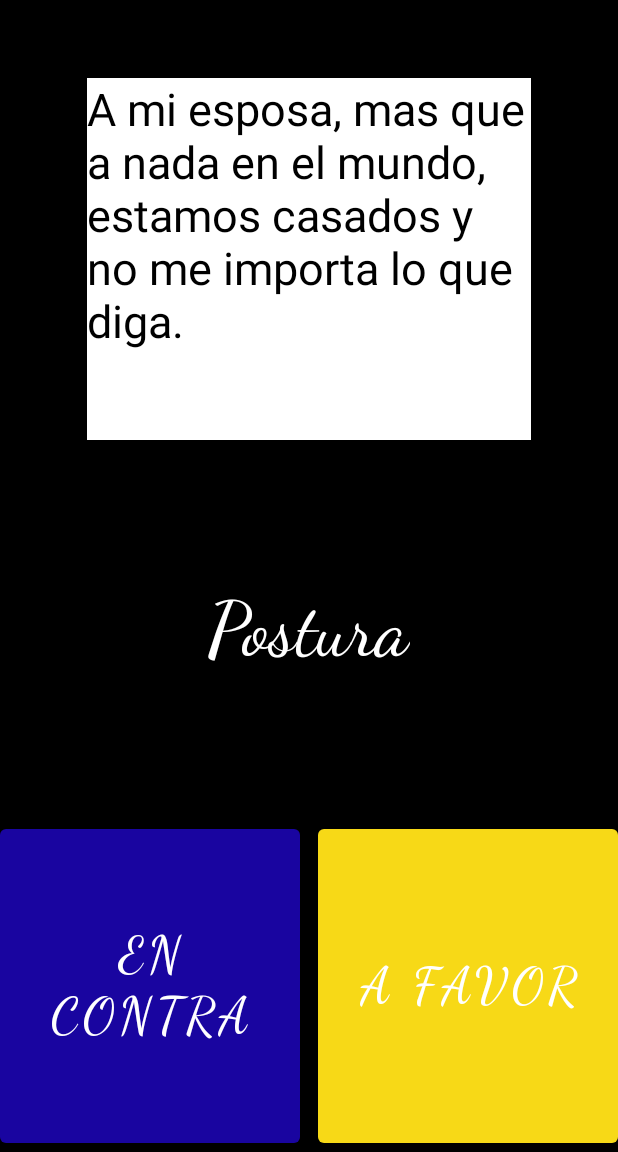
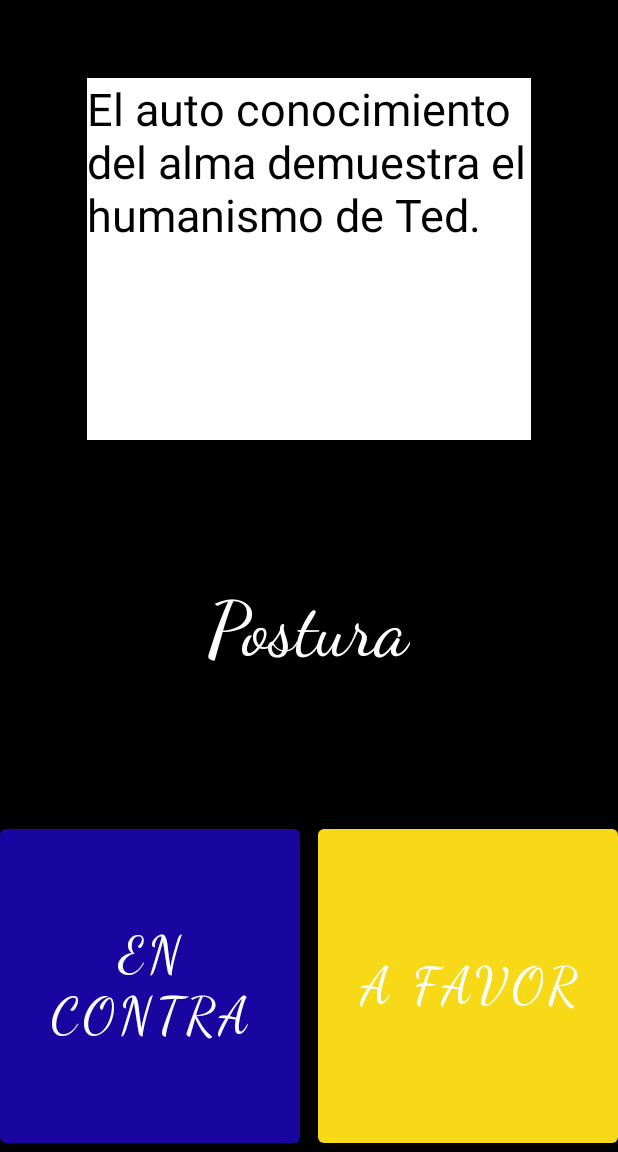
Before and after one commit to BernardoGZ/DebateOn, an Android app: the caso1_juicio screen opened directly, with no data from a screen before it, after a tap on "EN CONTRA", on a phone screen of 412 x 824 dp, the part 84-1236 px from its top. Run offline under Robolectric (Android 15) with nearby library versions, the phone set to English and light mode, and no system bars; Roboto replaces fonts that are not available here; 1 other tap on this screen came first.

Commit message:
Added new strings and Msg icons

```diff
--- a/DebateOn/app/src/main/res/values/strings.xml
+++ b/DebateOn/app/src/main/res/values/strings.xml
@@ -1,20 +1,20 @@
 <resources>
     <string name="app_name">DebateOn</string>
     <string name="main_title">DEBATE ON\n</string>
-    <string name="respuesta_ted_favor_0_0">Ted es un objeto ya que se compro, en una tienda y fue fabricado por una marca reconocida</string>
-    <string name="respuesta_ted_favor_1_0">Ted fue comprado en una tienda, tuvo un precio y fue fabricado en una valga la redundancia, una fabrica por lo que no es un ser, es un objeto.</string>
-    <string name="respuesta_ted_favor_1_1">Tiene puntos que lo podrian llegar a categorizar como un ser humano, pero no lo es del todo por lo que no puede considerarse como uno.</string>
-    <string name="respuesta_ted_favor_2_0">No puedes ir a una tienda y fabricar a un humano, los humanos tienen derechos, los animales tambien, ted es un objeto por lo que no los tiene</string>
-    <string name="respuesta_ted_favor_2_1">El darle el titulo de humano considero que es inadecuado y fuera de la realidad.</string>
-    <string name="respuesta_ted_favor_2_2">El pagar impuestos es porque compra cosas que las tiene, no por eso puedes determinar que es un humano o darle los mismos derechos que a un humano.</string>
-    <string name="respuesta_ted_favor_2_3">El ser humano es un proceso, no creo que sea una optativa por lo que ted no merece que su matrimonio sea valido.</string>
-    <string name="respuesta_ted_contra_0_0">Ted es una persona ya que cuenta con, sentimientos y conocimiento de su propia existencia </string>
-    <string name="respuesta_ted_contra_1_0">Ted es mio ya que lo compraron mis padres, pero eso no me da el derecho a decidir ya que el ya tiene conciencia propia</string>
-    <string name="respuesta_ted_contra_1_1">Es mas persona que mucha gente quien es steven tyler, es una especie de moutro con cirugia plastica.</string>
-    <string name="respuesta_ted_contra_2_0">En verdad espero que a tus hijos les de gripe aviar </string>
-    <string name="respuesta_ted_contra_2_1">A nadie le caes bien… perdon.</string>
-    <string name="respuesta_ted_contra_2_2">A mi esposa, mas que a nada en el mundo, estamos casados y no me importa lo que diga.</string>
-    <string name="respuesta_ted_contra_2_3">Debe sentirse raro por tener un muñeco aquí en el estrado sin que un niño señale donde lo toco su tio?, jajaja … no?, en fin si soy capaz.</string>
+    <string name="respuesta_ted_favor_0_0">Ted es un peluche. Es un objeto y fue comprado.</string>
+    <string name="respuesta_ted_favor_1_0">Ted está hecho de esponja.</string>
+    <string name="respuesta_ted_favor_1_1">Ted no puede morir. No sigue un ciclo de nacimiento – muerte humano.</string>
+    <string name="respuesta_ted_favor_2_0">Ted fue fabricado por una empresa de juguetes. No nació. </string>
+    <string name="respuesta_ted_favor_2_1">Ted no puede reproducirse. La reproducción es una característica humana que Ted no tiene</string>
+    <string name="respuesta_ted_favor_2_2">Ted fue fabricado por una empresa de juguetes. No nació. Y por ende, no puede morir.</string>
+    <string name="respuesta_ted_favor_2_3">Su estatuto de vida de Ted se basa en razones inexplicables no humanas</string>
+    <string name="respuesta_ted_contra_0_0">Ted reconoce el amor</string>
+    <string name="respuesta_ted_contra_1_0">Ted puede establecer vínculos afectivos u amorosos</string>
+    <string name="respuesta_ted_contra_1_1">Ted tiene alma. El alma es un principio de autoconocimiento y sentimiento.</string>
+    <string name="respuesta_ted_contra_2_0">Ted ama a su esposa. </string>
+    <string name="respuesta_ted_contra_2_1">Ted tiene alma. El alma es un principio de autoconocimiento y sentimiento.</string>
+    <string name="respuesta_ted_contra_2_2">El auto conocimiento del alma demuestra el humanismo de Ted.</string>
+    <string name="respuesta_ted_contra_2_3">Ted puede aprender, razonar y tomar acciones.</string>
 
 
 
```
Also changed, not shown: DebateOn/app/src/main/res/drawable/MsgBox1.png (added), DebateOn/app/src/main/res/drawable/MsgBox2.png (added).
